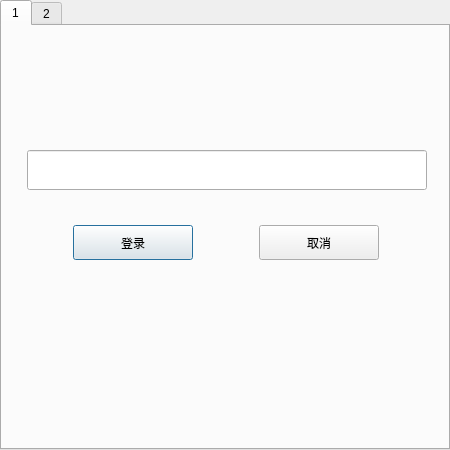
This is src/UI/LoginWindow.ui in Theresa-0328/MHY_Scanner as Qt 5 draws it before an edit. The edited form follows.
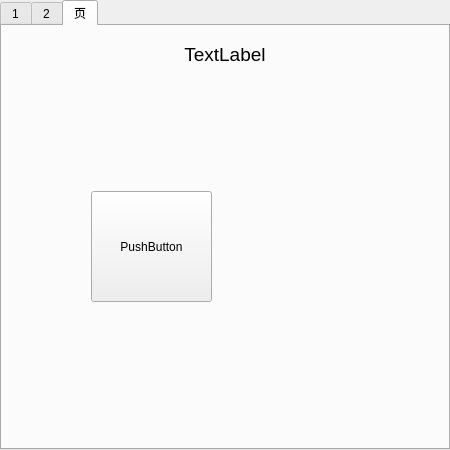
This is the edited form.

Commit message: Login Module Reconstruction Progress: 100%

```diff
--- a/src/UI/LoginWindow.ui
+++ b/src/UI/LoginWindow.ui
@@ -62,7 +62,7 @@
       </size>
      </property>
      <property name="currentIndex">
-      <number>0</number>
+      <number>2</number>
      </property>
      <widget class="QWidget" name="tab1">
       <property name="minimumSize">
@@ -305,6 +305,56 @@
        </item>
       </layout>
      </widget>
+     <widget class="QWidget" name="tab">
+      <attribute name="title">
+       <string>页</string>
+      </attribute>
+      <layout class="QVBoxLayout" name="verticalLayout_5">
+       <item>
+        <widget class="QLabel" name="label">
+         <property name="maximumSize">
+          <size>
+           <width>16777215</width>
+           <height>40</height>
+          </size>
+         </property>
+         <property name="text">
+          <string>&lt;html&gt;&lt;head/&gt;&lt;body&gt;&lt;p align=&quot;center&quot;&gt;&lt;span style=&quot; font-size:14pt;&quot;&gt;TextLabel&lt;/span&gt;&lt;/p&gt;&lt;/body&gt;&lt;/html&gt;</string>
+         </property>
+        </widget>
+       </item>
+       <item>
+        <widget class="QWidget" name="widget" native="true">
+         <widget class="QPushButton" name="pushButton">
+          <property name="geometry">
+           <rect>
+            <x>80</x>
+            <y>110</y>
+            <width>121</width>
+            <height>111</height>
+           </rect>
+          </property>
+          <property name="text">
+           <string>PushButton</string>
+          </property>
+         </widget>
+         <widget class="QLabel" name="label_2">
+          <property name="geometry">
+           <rect>
+            <x>320</x>
+            <y>240</y>
+            <width>431</width>
+            <height>361</height>
+           </rect>
+          </property>
+          <property name="text">
+           <string>TextLabel</string>
+          </property>
+         </widget>
+        </widget>
+       </item>
+      </layout>
+     </widget>
     </widget>
    </item>
   </layout>
```
The commit also changes 14 other files.
